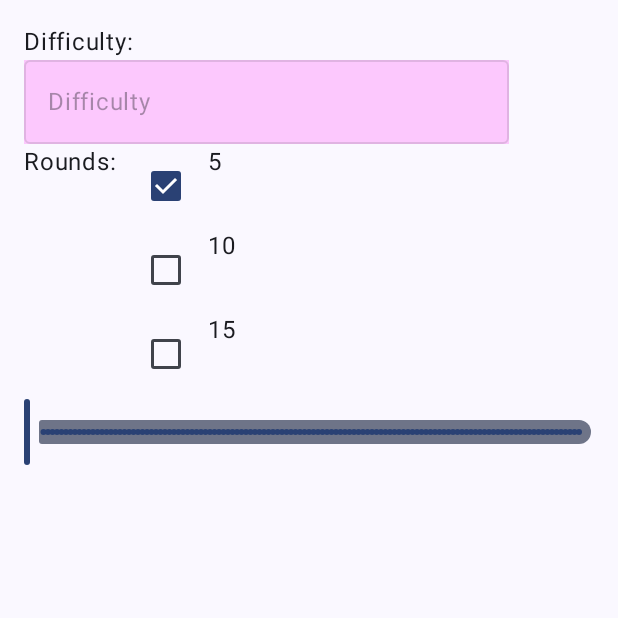
After one commit to sergiherradorITB/TrivialApp_SergiHerrador, an Android app built with Jetpack Compose: the SettingsScreen screen opened through its navigation route, on a phone screen of 412 x 824 dp, the top half of it. The commit adds this screen. Run offline under Robolectric (Android 15) with nearby library versions, the phone set to English and light mode, and no system bars.

Commit message:
Primer COMMIT

```diff
--- a/app/build.gradle.kts
+++ b/app/build.gradle.kts
@@ -50,7 +50,6 @@ android {
 }
 
 dependencies {
-
     implementation("androidx.core:core-ktx:1.9.0")
     implementation("androidx.lifecycle:lifecycle-runtime-ktx:2.6.2")
     implementation("androidx.activity:activity-compose:1.8.1")
@@ -59,6 +58,7 @@ dependencies {
     implementation("androidx.compose.ui:ui-graphics")
     implementation("androidx.compose.ui:ui-tooling-preview")
     implementation("androidx.compose.material3:material3")
+    implementation("androidx.navigation:navigation-runtime-ktx:2.7.6")
     testImplementation("junit:junit:4.13.2")
     androidTestImplementation("androidx.test.ext:junit:1.1.5")
     androidTestImplementation("androidx.test.espresso:espresso-core:3.5.1")
@@ -66,4 +66,5 @@ dependencies {
     androidTestImplementation("androidx.compose.ui:ui-test-junit4")
     debugImplementation("androidx.compose.ui:ui-tooling")
     debugImplementation("androidx.compose.ui:ui-test-manifest")
+    implementation("androidx.navigation:navigation-compose:2.7.5")
 }
--- a/app/src/main/java/com/example/trivialapp_sergiherrador/MainActivity.kt
+++ b/app/src/main/java/com/example/trivialapp_sergiherrador/MainActivity.kt
@@ -3,17 +3,27 @@ package com.example.trivialapp_sergiherrador
 import android.os.Bundle
 import androidx.activity.ComponentActivity
 import androidx.activity.compose.setContent
+import androidx.activity.viewModels
 import androidx.compose.foundation.layout.fillMaxSize
 import androidx.compose.material3.MaterialTheme
 import androidx.compose.material3.Surface
-import androidx.compose.material3.Text
-import androidx.compose.runtime.Composable
 import androidx.compose.ui.Modifier
-import androidx.compose.ui.tooling.preview.Preview
+import androidx.navigation.compose.NavHost
+import androidx.navigation.compose.composable
+import androidx.navigation.compose.rememberNavController
+import com.example.trivialapp_sergiherrador.View.MenuScreen
+import com.example.trivialapp_sergiherrador.View.SettingsScreen
+import com.example.trivialapp_sergiherrador.ViewModel.GameViewModel
+import com.example.trivialapp_sergiherrador.ViewModel.MenuViewModel
+import com.example.trivialapp_sergiherrador.ViewModel.SettingsViewModel
 import com.example.trivialapp_sergiherrador.ui.theme.TrivialApp_SergiHerradorTheme
 
 class MainActivity : ComponentActivity() {
     override fun onCreate(savedInstanceState: Bundle?) {
+        val menuMainViewModel by viewModels<MenuViewModel>()
+        val gameMainViewModel by viewModels<GameViewModel>()
+        val settingsViewModel by viewModels<SettingsViewModel>()
+
         super.onCreate(savedInstanceState)
         setContent {
             TrivialApp_SergiHerradorTheme {
@@ -22,7 +32,18 @@ class MainActivity : ComponentActivity() {
                     modifier = Modifier.fillMaxSize(),
                     color = MaterialTheme.colorScheme.background
                 ) {
-                    Greeting("Android")
+                    val navigationController = rememberNavController()
+                    NavHost(
+                        navController = navigationController,
+                        startDestination = Routes.MenuScreen.route
+                    ) {
+                        composable(Routes.MenuScreen.route) { MenuScreen(navigationController, menuMainViewModel) }
+                        composable(Routes.SettingsScreen.route) { SettingsScreen(navigationController, settingsViewModel) }
+
+                        /*composable(Routes.Pantalla2.route) { Screen2(navigationController) }
+                        composable(Routes.Pantalla3.route) { Screen3(navigationController) }*/
+                    }
+
                 }
             }
         }
--- /dev/null
+++ b/app/src/main/java/com/example/trivialapp_sergiherrador/Model/Question.kt
@@ -0,0 +1,3 @@
+package com.example.trivialapp_sergiherrador.Model
+
+// Aquí van las dataclases y eso
--- /dev/null
+++ b/app/src/main/java/com/example/trivialapp_sergiherrador/Routes.kt
@@ -0,0 +1,7 @@
+package com.example.trivialapp_sergiherrador
+
+sealed class Routes(val route: String) {
+    object MenuScreen:Routes("MenuScreen")
+    object SettingsScreen:Routes("SettingsScreen")
+
+}
--- /dev/null
+++ b/app/src/main/java/com/example/trivialapp_sergiherrador/View/GameScreen.kt
@@ -0,0 +1 @@
+package com.example.trivialapp_sergiherrador.View
--- /dev/null
+++ b/app/src/main/java/com/example/trivialapp_sergiherrador/View/MenuScreen.kt
@@ -0,0 +1,140 @@
+package com.example.trivialapp_sergiherrador.View
+
+import android.widget.Toast
+import androidx.compose.foundation.Image
+import androidx.compose.foundation.background
+import androidx.compose.foundation.layout.Arrangement
+import androidx.compose.foundation.layout.Column
+import androidx.compose.foundation.layout.fillMaxHeight
+import androidx.compose.foundation.layout.fillMaxSize
+import androidx.compose.foundation.layout.fillMaxWidth
+import androidx.compose.foundation.layout.padding
+import androidx.compose.foundation.rememberScrollState
+import androidx.compose.foundation.verticalScroll
+import androidx.compose.material3.Button
+import androidx.compose.material3.ButtonDefaults
+import androidx.compose.material3.ExperimentalMaterial3Api
+import androidx.compose.material3.Text
+import androidx.compose.runtime.Composable
+import androidx.compose.runtime.getValue
+import androidx.compose.runtime.mutableStateOf
+import androidx.compose.runtime.remember
+import androidx.compose.runtime.setValue
+import androidx.compose.ui.Alignment
+import androidx.compose.ui.Modifier
+import androidx.compose.ui.draw.paint
+import androidx.compose.ui.graphics.Color
+import androidx.compose.ui.layout.ContentScale
+import androidx.compose.ui.platform.LocalContext
+import androidx.compose.ui.res.painterResource
+import androidx.compose.ui.text.font.FontWeight
+import androidx.compose.ui.unit.dp
+import androidx.compose.ui.unit.sp
+import androidx.compose.ui.window.Dialog
+import androidx.navigation.NavHostController
+import com.example.trivialapp_sergiherrador.R
+import com.example.trivialapp_sergiherrador.ViewModel.MenuViewModel
+
+
+@OptIn(ExperimentalMaterial3Api::class)
+@Composable
+fun MenuScreen(navController: NavHostController, menuMainViewModel: MenuViewModel) {
+    Column(
+        modifier = Modifier
+            .fillMaxSize()
+            .verticalScroll(rememberScrollState())
+            .paint(
+                painterResource(id = R.drawable.bluebackground),
+                contentScale = ContentScale.FillBounds
+            ),
+        verticalArrangement = Arrangement.Center,
+        horizontalAlignment = Alignment.CenterHorizontally
+    ) {
+        // Logo con padding
+        Image(
+            painter = painterResource(id = R.drawable.itblogoapp),
+            contentDescription = "logo",
+            modifier = Modifier
+                .fillMaxHeight(0.3f)
+                .padding(16.dp)
+        )
+        val context = LocalContext.current
+
+        // Botón de Play
+        Button(
+            onClick = {
+                Toast.makeText(context, "Escoge una dificultad válida!", Toast.LENGTH_SHORT)
+                    .show()
+                // navController.navigate(Routes.GameScreen.createRoute(selectedText))
+            },
+            colors = ButtonDefaults.buttonColors(
+                containerColor = Color.Magenta
+            ),
+            modifier = Modifier
+                .fillMaxWidth(0.5f)
+                .padding(top = 20.dp)
+        ) {
+            Text(text = "Play", fontSize = 18.sp, fontWeight = FontWeight.Bold)
+        }
+
+        // Botón de Settings
+        Button(
+            onClick = { navController.navigate("SettingsScreen") },
+            colors = ButtonDefaults.buttonColors(
+                containerColor = Color.Magenta
+            ),
+            modifier = Modifier
+                .fillMaxWidth(0.5f),
+        ) {
+            Text(text = "Settings", fontSize = 18.sp, fontWeight = FontWeight.Bold)
+        }
+
+        // Botón de Help
+        Button(
+            onClick = { menuMainViewModel.modifyShow(true)},
+            colors = ButtonDefaults.buttonColors(
+                containerColor = Color.Magenta
+            ),
+            modifier = Modifier
+                .fillMaxWidth(0.5f),
+        ) {
+            Text(text = "Help", fontSize = 18.sp, fontWeight = FontWeight.Bold)
+        }
+        MyDialog(menuMainViewModel.show) { menuMainViewModel.modifyShow(false)}
+    }
+}
+
+@Composable
+fun MyDialog(show: Boolean, onDismiss: () -> Unit) {
+    if (show) {
+        Dialog(onDismissRequest = { onDismiss() }) {
+            Column(
+                Modifier
+                    .background(Color.White)
+                    .padding(24.dp)
+                    .fillMaxHeight(0.9f)
+                    .fillMaxHeight(0.7f)
+                    .verticalScroll(rememberScrollState())
+            ) {
+                Text(
+                    text = "Bienvenido al Trivial ITB hecho por Sergi \n \n" +
+                            "Puedes escoger entre tres modos: \n" +
+                            "Easy: Tienes 8 intentos y las palabras más fáciles \n" +
+                            "Medium: Tienes 6 intentos y las palabras de dificultad ni fácil ni díficill \n" +
+                            "Hard: Tienes 4 intentos y las palabras más díficiles \n \n" +
+                            "Las normas son: \n" +
+                            "Se genera una palabra aleatoria y debes de adivinarla tocando las letras. " +
+                            "Una vez pulsada una letra ya es usada se bloqueará en otro color " +
+                            "Cada vez que falles se sumará una parte al dibujo del hangman y por ende se te restará un intento/vida\n" +
+                            "Si aciertas suma la letra y no resta vida \n\n" +
+                            "Si se te agotan los intentos o la adivinas irás a otra pantalla para poder escoger: \n" +
+                            "1- Volver a jugar con la misma dificultad y otra palabra\n" +
+                            "2- Volver al menú que te permitirá volver al menú y hacer lo que quieras dentro de sus posibilidades\n" +
+                            "A disfrutar!! ",
+                    fontSize = 15.sp
+                )
+
+            }
+        }
+    }
+}
--- /dev/null
+++ b/app/src/main/java/com/example/trivialapp_sergiherrador/View/SettingsScreen.kt
@@ -0,0 +1,153 @@
+package com.example.trivialapp_sergiherrador.View
+
+import android.widget.Toast
+import androidx.compose.foundation.Image
+import androidx.compose.foundation.background
+import androidx.compose.foundation.clickable
+import androidx.compose.foundation.layout.Arrangement
+import androidx.compose.foundation.layout.Box
+import androidx.compose.foundation.layout.Column
+import androidx.compose.foundation.layout.Row
+import androidx.compose.foundation.layout.fillMaxHeight
+import androidx.compose.foundation.layout.fillMaxSize
+import androidx.compose.foundation.layout.fillMaxWidth
+import androidx.compose.foundation.layout.padding
+import androidx.compose.foundation.rememberScrollState
+import androidx.compose.foundation.verticalScroll
+import androidx.compose.material3.Button
+import androidx.compose.material3.ButtonDefaults
+import androidx.compose.material3.Checkbox
+import androidx.compose.material3.DropdownMenu
+import androidx.compose.material3.DropdownMenuItem
+import androidx.compose.material3.ExperimentalMaterial3Api
+import androidx.compose.material3.LinearProgressIndicator
+import androidx.compose.material3.OutlinedTextField
+import androidx.compose.material3.Slider
+import androidx.compose.material3.Text
+import androidx.compose.runtime.Composable
+import androidx.compose.runtime.getValue
+import androidx.compose.runtime.mutableStateOf
+import androidx.compose.runtime.remember
+import androidx.compose.runtime.setValue
+import androidx.compose.ui.Alignment
+import androidx.compose.ui.Modifier
+import androidx.compose.ui.draw.paint
+import androidx.compose.ui.graphics.Color
+import androidx.compose.ui.layout.ContentScale
+import androidx.compose.ui.platform.LocalContext
+import androidx.compose.ui.res.painterResource
+import androidx.compose.ui.text.font.FontWeight
+import androidx.compose.ui.unit.dp
+import androidx.compose.ui.unit.sp
+import androidx.compose.ui.window.Dialog
+import androidx.navigation.NavHostController
+import com.example.trivialapp_sergiherrador.R
+import com.example.trivialapp_sergiherrador.ViewModel.MenuViewModel
+import com.example.trivialapp_sergiherrador.ViewModel.SettingsViewModel
+
+@OptIn(ExperimentalMaterial3Api::class)
+@Composable
+fun SettingsScreen(navController: NavHostController, settingsViewModel: SettingsViewModel) {
+    var selectedText by remember { mutableStateOf("Difficulty") }
+    var expanded by remember { mutableStateOf(false) }
+    val difficulties = listOf("Easy", "Medium", "Hard")
+
+    Row(Modifier.fillMaxSize()) {
+        Column(
+            modifier = Modifier
+                .padding(16.dp)
+        ) {
+            // Texto de dificultad
+            Text(
+                text = "Difficulty:",
+                modifier = Modifier.fillMaxWidth()
+            )
+
+            // DropdownMenu
+            Box(
+                modifier = Modifier
+                    .fillMaxWidth(0.85f)
+                    .background(Color(255f / 255, 0f / 255, 238f / 255, 0.1f))
+            ) {
+                OutlinedTextField(
+                    value = selectedText,
+                    onValueChange = { selectedText = it },
+                    enabled = false,
+                    readOnly = true,
+                    modifier = Modifier
+                        .clickable { expanded = true }
+                        .fillMaxWidth()
+                        .background(Color(255f / 255, 0f / 255, 238f / 255, 0.1f))
+                )
+                DropdownMenu(
+                    expanded = expanded,
+                    onDismissRequest = { expanded = false },
+                    modifier = Modifier
+                        .background(Color(255f / 255, 0f / 255, 238f / 255, 0.1f))
+                        .fillMaxWidth()
+                ) {
+                    difficulties.forEach { difficulty ->
+                        DropdownMenuItem(
+                            text = { Text(text = difficulty) },
+                            onClick = {
+                                expanded = false
+                                selectedText = difficulty
+                            }
+                        )
+                    }
+                }
+            }
+
+            var selectedRounds by remember { mutableStateOf(5) }
+
+            Row {
+                Text(text = "Rounds: ")
+                var roundsAvailable: MutableList<Int> = mutableListOf(5, 10, 15)
+                Column {
+                    (roundsAvailable).forEach { rounds ->
+                        Row {
+                            Checkbox(
+                                checked = selectedRounds == rounds,
+                                onCheckedChange = {
+                                    selectedRounds = if (it) rounds else selectedRounds
+                                },
+                                modifier = Modifier.padding(4.dp)
+                            )
+                            Text(
+                                text = "$rounds",
+                                modifier = Modifier.clickable {
+                                    selectedRounds = rounds
+                                }
+                            )
+                        }
+                    }
+
+                }
+
+            }
+
+            var sliderValue by remember { mutableStateOf(0f) }
+            var finishValue by remember { mutableStateOf("") }
+
+            Slider(
+                value = sliderValue,
+                onValueChange = { sliderValue = it },
+                onValueChangeFinished = {
+                    finishValue = "%.0f".format(sliderValue)
+                },
+                valueRange = 0f..120f,
+                steps = 119
+            )
+
+            Text(
+                text = if (finishValue != "") {
+                    "$finishValue seconds"
+                } else {
+                    ""
+                }
+            )
+
+        }
+
+    }
+}
--- /dev/null
+++ b/app/src/main/java/com/example/trivialapp_sergiherrador/ViewModel/MenuViewModel.kt
@@ -0,0 +1,16 @@
+package com.example.trivialapp_sergiherrador.ViewModel
+
+import androidx.compose.runtime.getValue
+import androidx.compose.runtime.mutableStateOf
+import androidx.compose.runtime.setValue
+import androidx.lifecycle.ViewModel
+
+class MenuViewModel: ViewModel(){
+    var show: Boolean by mutableStateOf(false)
+        private set
+
+    fun modifyShow(value: Boolean){
+        show = value
+    }
+
+}
--- /dev/null
+++ b/app/src/main/java/com/example/trivialapp_sergiherrador/ViewModel/SettingsViewModel.kt
@@ -0,0 +1,15 @@
+package com.example.trivialapp_sergiherrador.ViewModel
+
+import androidx.compose.runtime.getValue
+import androidx.compose.runtime.mutableStateOf
+import androidx.compose.runtime.setValue
+import androidx.lifecycle.ViewModel
+
+class SettingsViewModel: ViewModel(){
+    var show: Boolean by mutableStateOf(false)
+        private set
+
+    fun modifyShow(value: Boolean){
+        show = value
+    }
+}
```
Also changed, not shown: app/src/main/java/com/example/trivialapp_sergiherrador/MenuScreen.kt (deleted, +0 -28 lines), app/src/main/java/com/example/trivialapp_sergiherrador/ViewModel/GameViewModel.kt (added, +12 -0 lines), app/src/main/res/drawable/bluebackground.jpg (added).
